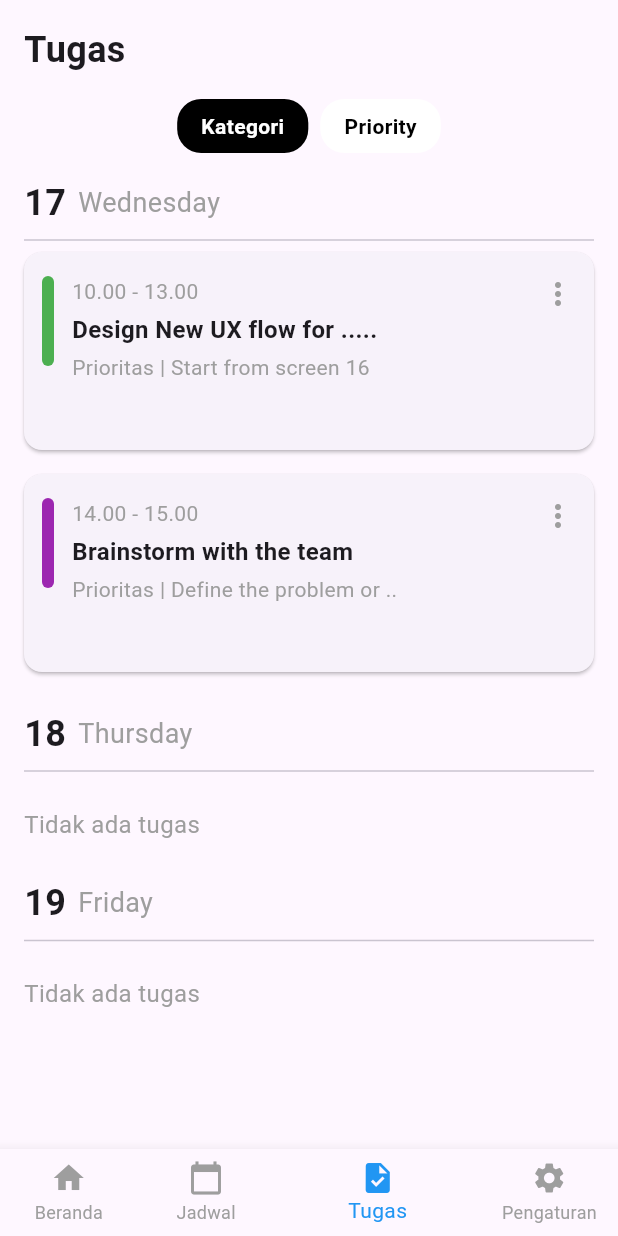
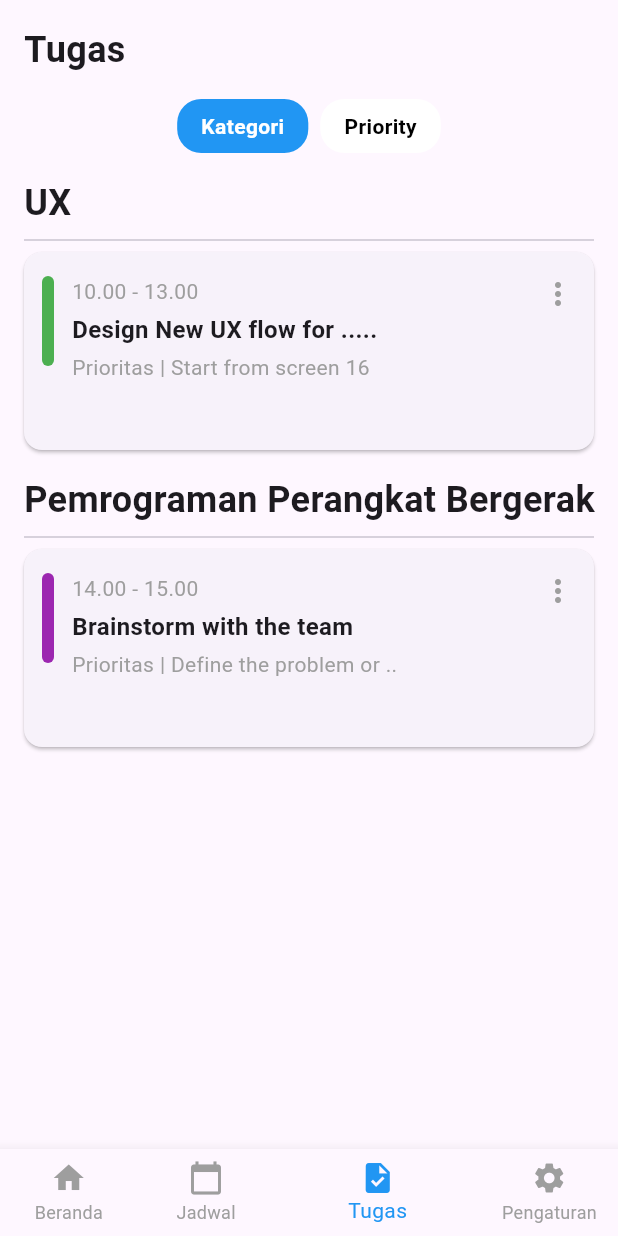
Before and after one commit to ToListApps/ToList, a Flutter app: the screen it shows after launch, item 3 of the bottom bar chosen, after a tap on "Kategori", on a phone screen of 412 x 824 dp. Run offline on Flutter 3.47's test engine with Material 3 defaults, Android fonts, the phone set to English and light mode, and no system bars; our stand-ins replace fl_chart, table_calendar.

Commit message:
Updated Fauzan: Menambahkan Kategori

```diff
--- a/lib/views/Tugas/tugas.dart
+++ b/lib/views/Tugas/tugas.dart
@@ -7,10 +7,35 @@ class TugasScreen extends StatefulWidget {
 }
 
 class _TugasScreenState extends State<TugasScreen> {
-  bool isPrioritySelected = true; // Tab selection state
+  bool isPrioritySelected = true;
+  bool isCategorySelected = false;
+
+  final List<TaskData> tasks = [
+    TaskData(
+      startTime: "10.00",
+      endTime: "13.00",
+      title: "Design New UX flow for .....",
+      subtitle: "Prioritas | Start from screen 16",
+      category: "UX",
+      priority: true,
+      cardColor: Colors.green,
+    ),
+    TaskData(
+      startTime: "14.00",
+      endTime: "15.00",
+      title: "Brainstorm with the team",
+      subtitle: "Prioritas | Define the problem or ..",
+      category: "Pemrograman Perangkat Bergerak",
+      priority: false,
+      cardColor: Colors.purple,
+    ),
+  ];
 
   @override
   Widget build(BuildContext context) {
+    List<TaskData> filteredTasks = isPrioritySelected
+        ? tasks.where((task) => task.priority).toList()
+        : tasks; // Default, semua tugas ditampilkan.
     return Padding(
       padding: const EdgeInsets.all(16.0),
       child: Column(
@@ -35,19 +60,20 @@ class _TugasScreenState extends State<TugasScreen> {
                 onTap: () {
                   setState(() {
                     isPrioritySelected = false;
+                    isCategorySelected = true;
                   });
                 },
                 child: Container(
                   padding: const EdgeInsets.symmetric(
                       vertical: 8.0, horizontal: 16.0),
                   decoration: BoxDecoration(
-                    color: !isPrioritySelected ? Colors.black : Colors.white,
+                    color: isCategorySelected ? Colors.blue : Colors.white,
                     borderRadius: BorderRadius.circular(16),
                   ),
                   child: Text(
                     "Kategori",
                     style: TextStyle(
-                      color: !isPrioritySelected ? Colors.white : Colors.black,
+                      color: isCategorySelected ? Colors.white : Colors.black,
                       fontWeight: FontWeight.bold,
                     ),
                   ),
@@ -60,6 +86,7 @@ class _TugasScreenState extends State<TugasScreen> {
                 onTap: () {
                   setState(() {
                     isPrioritySelected = true;
+                    isCategorySelected = false;
                   });
                 },
                 child: Container(
@@ -84,7 +111,26 @@ class _TugasScreenState extends State<TugasScreen> {
 
           // Task List
           Expanded(
-            child: ListView(
+            child: isCategorySelected
+                ? ListView(
+                    children: _groupTasksByCategory(tasks).entries.map((entry) {
+                      return TaskDaySection(
+                        day: entry.key,
+                        weekday: "",
+                        tasks: entry.value.map((task) {
+                          return TaskCard(
+                            startTime: task.startTime,
+                            endTime: task.endTime,
+                            title: task.title,
+                            subtitle: task.subtitle,
+                            status: "",
+                            cardColor: task.cardColor,
+                          );
+                        }).toList(),
+                      );
+                    }).toList(),
+                  )
+                : ListView(
                     children: [
                       // Tasks for 17th
                       TaskDaySection(
@@ -132,6 +178,38 @@ class _TugasScreenState extends State<TugasScreen> {
       ),
     );
   }
+
+  Map<String, List<TaskData>> _groupTasksByCategory(List<TaskData> tasks) {
+    final Map<String, List<TaskData>> groupedTasks = {};
+    for (var task in tasks) {
+      if (!groupedTasks.containsKey(task.category)) {
+        groupedTasks[task.category] = [];
+      }
+      groupedTasks[task.category]!.add(task);
+    }
+    return groupedTasks;
+  }
+}
+
+// Task data model
+class TaskData {
+  final String startTime;
+  final String endTime;
+  final String title;
+  final String subtitle;
+  final String category;
+  final bool priority;
+  final Color cardColor;
+
+  TaskData({
+    required this.startTime,
+    required this.endTime,
+    required this.title,
+    required this.subtitle,
+    required this.category,
+    required this.priority,
+    required this.cardColor,
+  });
 }
 
 // Widget for grouping tasks by day
```
Lines whose indentation alone changed are shown as unchanged.
